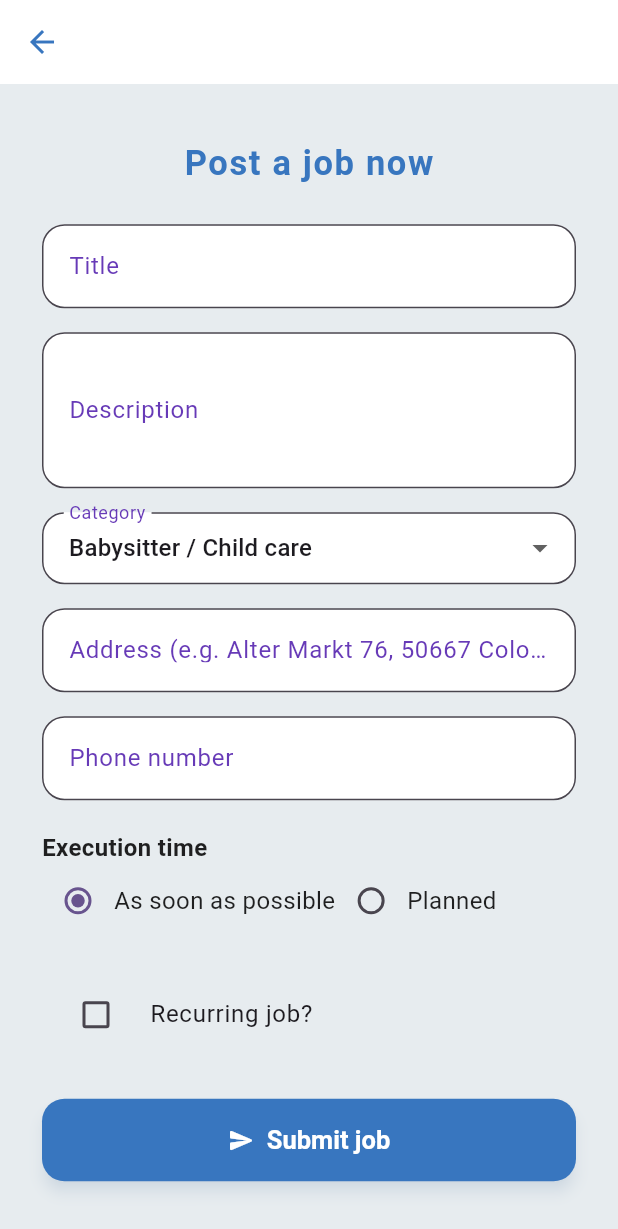
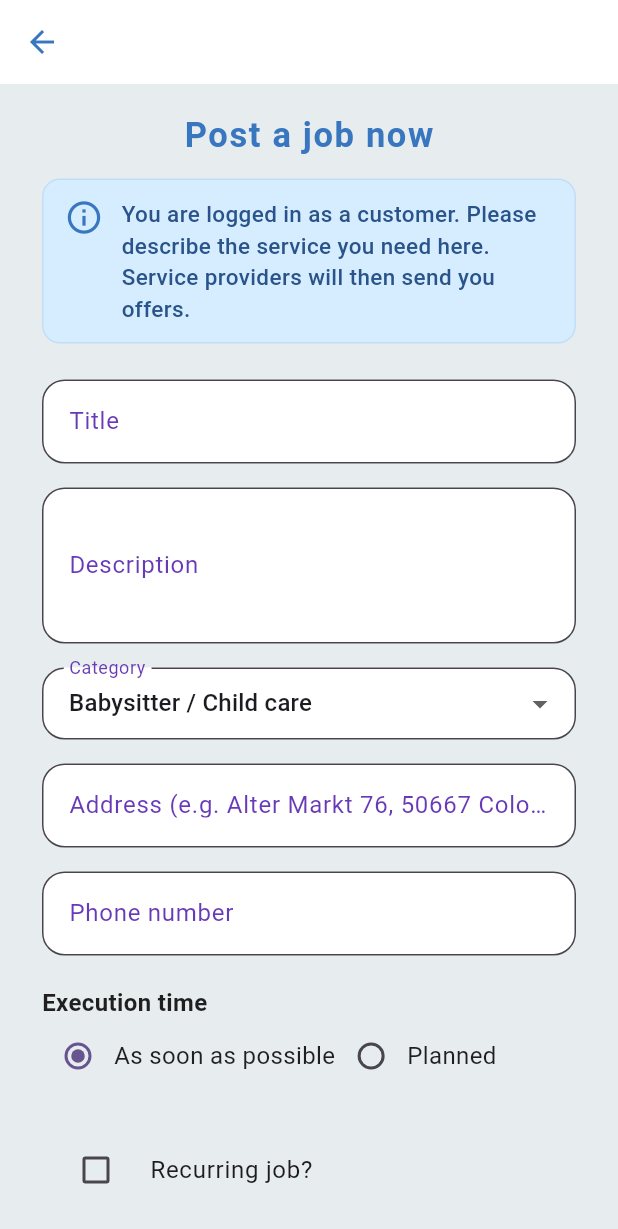
Before and after one commit to Quinten1995/atyourservice, a Flutter app: the AuftragErstellenScreen screen opened directly, on a phone screen of 412 x 824 dp. Shown: the top 1229 px of the screen. Run offline on Flutter 3.47's test engine with Material 3 defaults, Android fonts, the phone set to English and light mode, and no system bars; our stand-ins replace flutter_rating_bar, image_picker, supabase_flutter; accounts and stored records are empty.

Commit message:
Add info banner for customers, update l10n hints, translations for EN/FR/ES/TR

```diff
--- a/lib/l10n/app_de.arb
+++ b/lib/l10n/app_de.arb
@@ -247,7 +247,11 @@
   "weekday_thursday": "Donnerstag",
   "weekday_friday": "Freitag",
   "weekday_saturday": "Samstag",
-  "weekday_sunday": "Sonntag"
+  "weekday_sunday": "Sonntag",
+  "kundenInfoBanner": "Sie sind als Kunde angemeldet. Bitte beschreiben Sie hier, welche Dienstleistung Sie benötigen. Dienstleister werden Ihnen daraufhin Angebote machen.",
+  "titelHint": "z. B. Wohnung reinigen lassen",
+  "beschreibungHint": "Beschreiben Sie, was gemacht werden soll – z. B. 3 Zimmer, Küche, Bad reinigen ..."
+
 
 
 
--- a/lib/l10n/app_en.arb
+++ b/lib/l10n/app_en.arb
@@ -249,7 +249,11 @@
   "weekday_thursday": "Thursday",
   "weekday_friday": "Friday",
   "weekday_saturday": "Saturday",
-  "weekday_sunday": "Sunday"
+  "weekday_sunday": "Sunday",
+  "kundenInfoBanner": "You are logged in as a customer. Please describe the service you need here. Service providers will then send you offers.",
+  "titelHint": "e.g. Have my apartment cleaned",
+  "beschreibungHint": "Describe what needs to be done – e.g. clean 3 rooms, kitchen, and bathroom ..."
+
 
 
 
--- a/lib/l10n/app_es.arb
+++ b/lib/l10n/app_es.arb
@@ -249,7 +249,11 @@
   "weekday_thursday": "Jueves",
   "weekday_friday": "Viernes",
   "weekday_saturday": "Sábado",
-  "weekday_sunday": "Domingo"
+  "weekday_sunday": "Domingo",
+  "kundenInfoBanner": "Has iniciado sesión como cliente. Describe aquí el servicio que necesitas. Los proveedores de servicios te enviarán ofertas.",
+  "titelHint": "p. ej. limpiar mi apartamento",
+  "beschreibungHint": "Describe lo que se debe hacer – p. ej. limpiar 3 habitaciones, cocina y baño ..."
+
 
 
 }
--- a/lib/l10n/app_fr.arb
+++ b/lib/l10n/app_fr.arb
@@ -276,7 +276,11 @@
   "weekday_thursday": "Jeudi",
   "weekday_friday": "Vendredi",
   "weekday_saturday": "Samedi",
-  "weekday_sunday": "Dimanche"
+  "weekday_sunday": "Dimanche",
+  "kundenInfoBanner": "Vous êtes connecté en tant que client. Veuillez décrire ici le service dont vous avez besoin. Les prestataires de services vous feront ensuite des offres.",
+  "titelHint": "par ex. faire nettoyer mon appartement",
+  "beschreibungHint": "Décrivez ce qui doit être fait – par ex. nettoyer 3 pièces, cuisine, salle de bain ..."
+
 
 
 
--- a/lib/l10n/app_localizations.dart
+++ b/lib/l10n/app_localizations.dart
@@ -1564,6 +1564,24 @@ abstract class AppLocalizations {
   /// In en, this message translates to:
   /// **'Sunday'**
   String get weekday_sunday;
+
+  /// No description provided for @kundenInfoBanner.
+  ///
+  /// In en, this message translates to:
+  /// **'You are logged in as a customer. Please describe the service you need here. Service providers will then send you offers.'**
+  String get kundenInfoBanner;
+
+  /// No description provided for @titelHint.
+  ///
+  /// In en, this message translates to:
+  /// **'e.g. Have my apartment cleaned'**
+  String get titelHint;
+
+  /// No description provided for @beschreibungHint.
+  ///
+  /// In en, this message translates to:
+  /// **'Describe what needs to be done – e.g. clean 3 rooms, kitchen, and bathroom ...'**
+  String get beschreibungHint;
 }
 
 class _AppLocalizationsDelegate extends LocalizationsDelegate<AppLocalizations> {
--- a/lib/l10n/app_localizations_de.dart
+++ b/lib/l10n/app_localizations_de.dart
@@ -783,4 +783,13 @@ class AppLocalizationsDe extends AppLocalizations {
 
   @override
   String get weekday_sunday => 'Sonntag';
+
+  @override
+  String get kundenInfoBanner => 'Sie sind als Kunde angemeldet. Bitte beschreiben Sie hier, welche Dienstleistung Sie benötigen. Dienstleister werden Ihnen daraufhin Angebote machen.';
+
+  @override
+  String get titelHint => 'z. B. Wohnung reinigen lassen';
+
+  @override
+  String get beschreibungHint => 'Beschreiben Sie, was gemacht werden soll – z. B. 3 Zimmer, Küche, Bad reinigen ...';
 }
--- a/lib/l10n/app_localizations_en.dart
+++ b/lib/l10n/app_localizations_en.dart
@@ -783,4 +783,13 @@ class AppLocalizationsEn extends AppLocalizations {
 
   @override
   String get weekday_sunday => 'Sunday';
+
+  @override
+  String get kundenInfoBanner => 'You are logged in as a customer. Please describe the service you need here. Service providers will then send you offers.';
+
+  @override
+  String get titelHint => 'e.g. Have my apartment cleaned';
+
+  @override
+  String get beschreibungHint => 'Describe what needs to be done – e.g. clean 3 rooms, kitchen, and bathroom ...';
 }
--- a/lib/l10n/app_localizations_es.dart
+++ b/lib/l10n/app_localizations_es.dart
@@ -783,4 +783,13 @@ class AppLocalizationsEs extends AppLocalizations {
 
   @override
   String get weekday_sunday => 'Domingo';
+
+  @override
+  String get kundenInfoBanner => 'Has iniciado sesión como cliente. Describe aquí el servicio que necesitas. Los proveedores de servicios te enviarán ofertas.';
+
+  @override
+  String get titelHint => 'p. ej. limpiar mi apartamento';
+
+  @override
+  String get beschreibungHint => 'Describe lo que se debe hacer – p. ej. limpiar 3 habitaciones, cocina y baño ...';
 }
--- a/lib/l10n/app_localizations_fr.dart
+++ b/lib/l10n/app_localizations_fr.dart
@@ -783,4 +783,13 @@ class AppLocalizationsFr extends AppLocalizations {
 
   @override
   String get weekday_sunday => 'Dimanche';
+
+  @override
+  String get kundenInfoBanner => 'Vous êtes connecté en tant que client. Veuillez décrire ici le service dont vous avez besoin. Les prestataires de services vous feront ensuite des offres.';
+
+  @override
+  String get titelHint => 'par ex. faire nettoyer mon appartement';
+
+  @override
+  String get beschreibungHint => 'Décrivez ce qui doit être fait – par ex. nettoyer 3 pièces, cuisine, salle de bain ...';
 }
--- a/lib/l10n/app_localizations_tr.dart
+++ b/lib/l10n/app_localizations_tr.dart
@@ -783,4 +783,13 @@ class AppLocalizationsTr extends AppLocalizations {
 
   @override
   String get weekday_sunday => 'Pazar';
+
+  @override
+  String get kundenInfoBanner => 'Müşteri olarak giriş yaptınız. Lütfen burada ihtiyacınız olan hizmeti açıklayın. Hizmet sağlayıcıları size teklif gönderecektir.';
+
+  @override
+  String get titelHint => 'ör. dairem temizlensin';
+
+  @override
+  String get beschreibungHint => 'Ne yapılması gerektiğini açıklayın – ör. 3 oda, mutfak ve banyo temizliği ...';
 }
--- a/lib/l10n/app_tr.arb
+++ b/lib/l10n/app_tr.arb
@@ -249,7 +249,11 @@
   "weekday_thursday": "Perşembe",
   "weekday_friday": "Cuma",
   "weekday_saturday": "Cumartesi",
-  "weekday_sunday": "Pazar"
+  "weekday_sunday": "Pazar",
+  "kundenInfoBanner": "Müşteri olarak giriş yaptınız. Lütfen burada ihtiyacınız olan hizmeti açıklayın. Hizmet sağlayıcıları size teklif gönderecektir.",
+  "titelHint": "ör. dairem temizlensin",
+  "beschreibungHint": "Ne yapılması gerektiğini açıklayın – ör. 3 oda, mutfak ve banyo temizliği ..."
+
 
 
 
--- a/lib/screens/auftrag_erstellen_screen.dart
+++ b/lib/screens/auftrag_erstellen_screen.dart
@@ -40,7 +40,6 @@ class _AuftragErstellenScreenState extends State<AuftragErstellenScreen> {
   static const Color primaryColor = Color(0xFF3876BF);
   static const Color accentColor = Color(0xFFE7ECEF);
 
-  // NEU: Lokalisierte Key-Listen für Intervalle und Wochentage
   List<String> get intervalKeys => [
         'interval_weekly',
         'interval_biweekly',
@@ -195,111 +194,13 @@ class _AuftragErstellenScreenState extends State<AuftragErstellenScreen> {
     super.dispose();
   }
 
-  // Helper: Key zu Übersetzung für Kategorien
   String getKategorieLabel(String key, AppLocalizations l10n) {
     switch (key) {
       case 'category_babysitter':
         return l10n.category_babysitter;
       case 'category_catering':
         return l10n.category_catering;
-      case 'category_dachdecker':
-        return l10n.category_dachdecker;
-      case 'category_elektriker':
-        return l10n.category_elektriker;
-      case 'category_ernaehrungsberatung':
-        return l10n.category_ernaehrungsberatung;
-      case 'category_eventplanung':
-        return l10n.category_eventplanung;
-      case 'category_fahrdienste':
-        return l10n.category_fahrdienste;
-      case 'category_fahrlehrer':
-        return l10n.category_fahrlehrer;
-      case 'category_fensterputzer':
-        return l10n.category_fensterputzer;
-      case 'category_fliesenleger':
-        return l10n.category_fliesenleger;
-      case 'category_fotografie':
-        return l10n.category_fotografie;
-      case 'category_friseur':
-        return l10n.category_friseur;
-      case 'category_gartenpflege':
-        return l10n.category_gartenpflege;
-      case 'category_grafikdesign':
-        return l10n.category_grafikdesign;
-      case 'category_handy_reparatur':
-        return l10n.category_handy_reparatur;
-      case 'category_haushaltsreinigung':
-        return l10n.category_haushaltsreinigung;
-      case 'category_hausmeisterservice':
-        return l10n.category_hausmeisterservice;
-      case 'category_heizungsbauer':
-        return l10n.category_heizungsbauer;
-      case 'category_hundesitter':
-        return l10n.category_hundesitter;
-      case 'category_it_support':
-        return l10n.category_it_support;
-      case 'category_klempner':
-        return l10n.category_klempner;
-      case 'category_kosmetik':
-        return l10n.category_kosmetik;
-      case 'category_kuenstler':
-        return l10n.category_kuenstler;
-      case 'category_kurierdienst':
-        return l10n.category_kurierdienst;
-      case 'category_maler':
-        return l10n.category_maler;
-      case 'category_massagen':
-        return l10n.category_massagen;
-      case 'category_maurer':
-        return l10n.category_maurer;
-      case 'category_moebelaufbau':
-        return l10n.category_moebelaufbau;
-      case 'category_musikunterricht':
-        return l10n.category_musikunterricht;
-      case 'category_nachhilfe':
-        return l10n.category_nachhilfe;
-      case 'category_nagelstudio':
-        return l10n.category_nagelstudio;
-      case 'category_pc_reparatur':
-        return l10n.category_pc_reparatur;
-      case 'category_partyservice':
-        return l10n.category_partyservice;
-      case 'category_personal_trainer':
-        return l10n.category_personal_trainer;
-      case 'category_rasenmaeher_service':
-        return l10n.category_rasenmaeher_service;
-      case 'category_rechtsberatung':
-        return l10n.category_rechtsberatung;
-      case 'category_reparaturdienste':
-        return l10n.category_reparaturdienste;
-      case 'category_seniorenbetreuung':
-        return l10n.category_seniorenbetreuung;
-      case 'category_social_media':
-        return l10n.category_social_media;
-      case 'category_sonstige':
-        return l10n.category_sonstige;
-      case 'category_sprachunterricht':
-        return l10n.category_sprachunterricht;
-      case 'category_steuerberatung':
-        return l10n.category_steuerberatung;
-      case 'category_tischler':
-        return l10n.category_tischler;
-      case 'category_transport':
-        return l10n.category_transport;
-      case 'category_umzugstransporte':
-        return l10n.category_umzugstransporte;
-      case 'category_umzugshelfer':
-        return l10n.category_umzugshelfer;
-      case 'category_uebersetzungen':
-        return l10n.category_uebersetzungen;
-      case 'category_waescheservice':
-        return l10n.category_waescheservice;
-      case 'category_webdesign':
-        return l10n.category_webdesign;
-      case 'category_einkaufsservice':
-        return l10n.category_einkaufsservice;
-      case 'category_haustierbetreuung':
-        return l10n.category_haustierbetreuung;
+      // ... alle weiteren cases wie gehabt ...
       default:
         return key;
     }
@@ -336,11 +237,41 @@ class _AuftragErstellenScreenState extends State<AuftragErstellenScreen> {
                             letterSpacing: 1.1,
                           ),
                         ),
-                        const SizedBox(height: 24),
+                        const SizedBox(height: 12),
+                        // Info-Banner:
+                        Container(
+                          width: double.infinity,
+                          margin: const EdgeInsets.only(bottom: 16),
+                          padding: const EdgeInsets.symmetric(horizontal: 14, vertical: 12),
+                          decoration: BoxDecoration(
+                            color: const Color(0xFFD6EDFF),
+                            borderRadius: BorderRadius.circular(12),
+                            border: Border.all(color: primaryColor.withOpacity(0.13)),
+                          ),
+                          child: Row(
+                            crossAxisAlignment: CrossAxisAlignment.start,
+                            children: [
+                              const Icon(Icons.info_outline, color: Color(0xFF3876BF), size: 26),
+                              const SizedBox(width: 12),
+                              Expanded(
+                                child: Text(
+                                  l10n.kundenInfoBanner,
+                                  style: const TextStyle(
+                                    fontSize: 15,
+                                    color: Color(0xFF295389),
+                                    fontWeight: FontWeight.w500,
+                                  ),
+                                ),
+                              ),
+                            ],
+                          ),
+                        ),
+                        const SizedBox(height: 8),
                         TextFormField(
                           controller: _titelController,
                           decoration: InputDecoration(
                             labelText: l10n.titelLabel,
+                            hintText: l10n.titelHint,
                             filled: true,
                             fillColor: Colors.white,
                             contentPadding: const EdgeInsets.symmetric(vertical: 16, horizontal: 14),
@@ -365,6 +296,7 @@ class _AuftragErstellenScreenState extends State<AuftragErstellenScreen> {
                           controller: _beschreibungController,
                           decoration: InputDecoration(
                             labelText: l10n.beschreibungLabel,
+                            hintText: l10n.beschreibungHint,
                             filled: true,
                             fillColor: Colors.white,
                             contentPadding: const EdgeInsets.symmetric(vertical: 16, horizontal: 14),
--- a/pubspec.yaml
+++ b/pubspec.yaml
@@ -2,7 +2,7 @@ name: atyourservice
 description: "A new Flutter project."
 publish_to: 'none'
 
-version: 1.0.0+1
+version: 1.0.0+2
 
 environment:
   sdk: ^3.8.0
```
